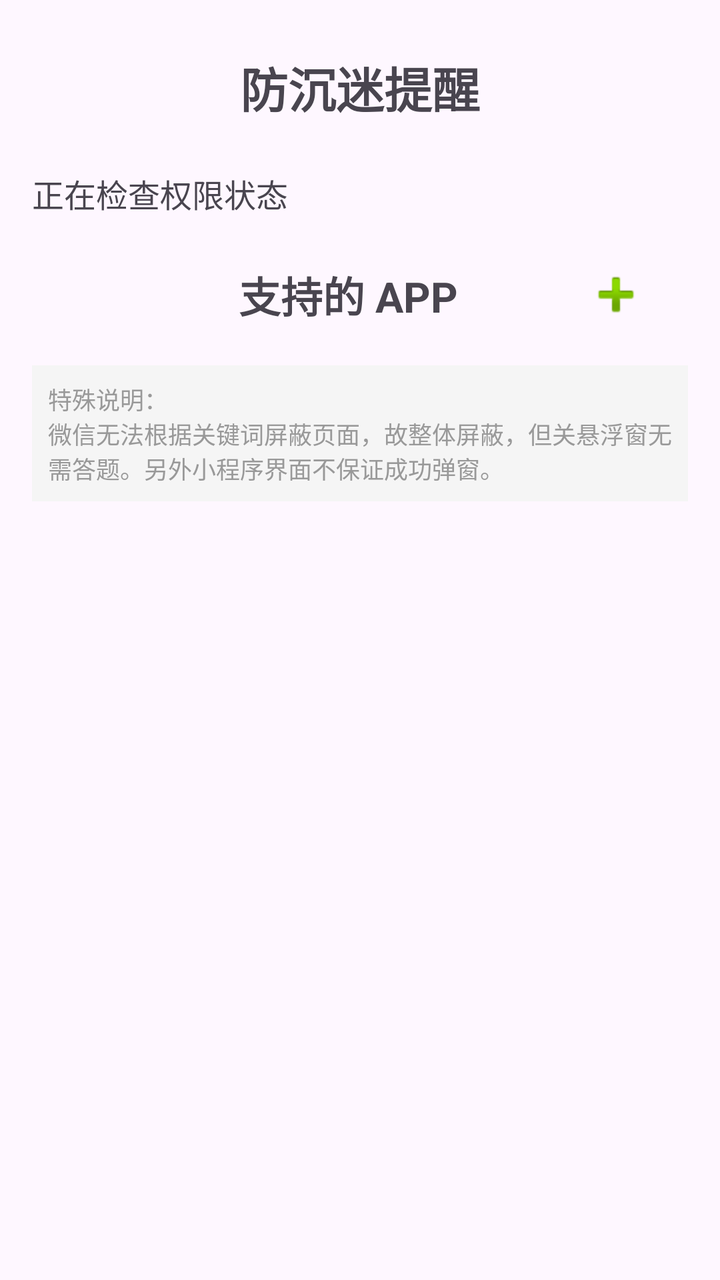
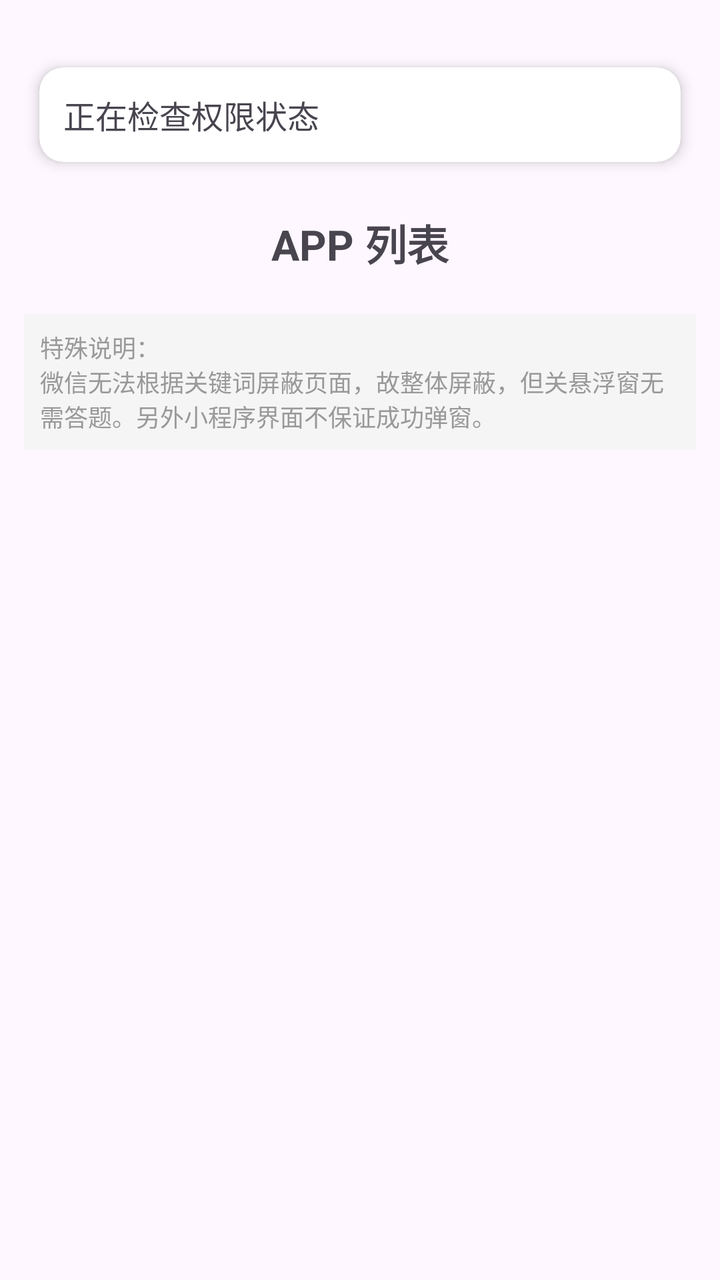

Before-and-after screenshots of an Android layout around one commit, followed by the original layout XML and the change that was made.
<!-- AndroidManifest.xml: application theme Theme.Basic -->
<!-- res/layout/fragment_home.xml -->
<?xml version="1.0" encoding="utf-8"?>
<ScrollView xmlns:android="http://schemas.android.com/apk/res/android"
    xmlns:app="http://schemas.android.com/apk/res-auto"
    android:layout_width="match_parent"
    android:layout_height="match_parent"
    android:fillViewport="true">

    <androidx.constraintlayout.widget.ConstraintLayout
        android:layout_width="match_parent"
        android:layout_height="wrap_content"
        android:paddingStart="16dp"
        android:paddingEnd="16dp"
        android:paddingTop="16dp"
        android:paddingBottom="16dp">

        <TextView
            android:id="@+id/tv_title"
            android:layout_width="wrap_content"
            android:layout_height="wrap_content"
            android:text="防沉迷提醒"
            android:layout_marginTop="10dp"
            android:layout_marginBottom="16dp"
            android:textSize="24sp"
            android:textStyle="bold"
            app:layout_constraintBottom_toTopOf="@+id/ll_permissions"
            app:layout_constraintEnd_toEndOf="parent"
            app:layout_constraintStart_toStartOf="parent"
            app:layout_constraintTop_toTopOf="parent"
            app:layout_constraintVertical_chainStyle="packed" />

        <LinearLayout
            android:id="@+id/ll_permissions"
            android:layout_width="0dp"
            android:layout_height="wrap_content"
            android:layout_marginTop="8dp"
            android:orientation="horizontal"
            android:baselineAligned="false"
            app:layout_constraintBottom_toTopOf="@+id/ll_apps_header"
            app:layout_constraintEnd_toEndOf="parent"
            app:layout_constraintStart_toStartOf="parent"
            app:layout_constraintTop_toBottomOf="@+id/tv_title">

            <TextView
                android:id="@+id/tv_description"
                android:layout_width="0dp"
                android:layout_height="wrap_content"
                android:layout_weight="3"
                android:text="正在检查权限状态"
                android:textAlignment="viewStart"
                android:textSize="16sp" />

            <TextView
                android:id="@+id/tv_optional_permissions"
                android:layout_width="0dp"
                android:layout_height="wrap_content"
                android:layout_weight="2"
                android:layout_marginStart="16dp"
                android:textAlignment="viewStart"
                android:textSize="16sp" />

        </LinearLayout>

        <LinearLayout
            android:id="@+id/ll_apps_header"
            android:layout_width="0dp"
            android:layout_height="wrap_content"
            android:layout_marginTop="15dp"
            android:orientation="horizontal"
            android:gravity="center_vertical"
            app:layout_constraintEnd_toEndOf="parent"
            app:layout_constraintStart_toStartOf="parent"
            app:layout_constraintTop_toBottomOf="@id/ll_permissions">

            <Space
                android:layout_width="48dp"
                android:layout_height="1dp" />

            <TextView
                android:id="@+id/tv_apps_subtitle"
                android:layout_width="0dp"
                android:layout_height="wrap_content"
                android:layout_weight="1"
                android:text="支持的 APP"
                android:textSize="21sp"
                android:textStyle="bold"
                android:gravity="center" />

            <ImageButton
                android:id="@+id/btn_add_app"
                android:layout_width="48dp"
                android:layout_height="48dp"
                android:layout_marginEnd="12dp"
                android:background="?attr/selectableItemBackgroundBorderless"
                android:src="@android:drawable/ic_input_add"
                android:contentDescription="添加 APP"
                android:scaleType="centerInside" />

        </LinearLayout>

        <androidx.recyclerview.widget.RecyclerView
            android:id="@+id/rv_app_cards"
            android:layout_width="0dp"
            android:layout_height="wrap_content"
            android:layout_marginTop="-5dp"
            android:layout_marginBottom="4dp"
            android:nestedScrollingEnabled="false"
            app:layout_constraintEnd_toEndOf="parent"
            app:layout_constraintStart_toStartOf="parent"
            app:layout_constraintTop_toBottomOf="@+id/ll_apps_header"
            app:layout_constraintBottom_toTopOf="@+id/tv_remark" />

        <TextView
            android:id="@+id/tv_remark"
            android:layout_width="0dp"
            android:layout_height="wrap_content"
            android:layout_marginTop="16dp"
            android:text="特殊说明：\n微信无法根据关键词屏蔽页面，故整体屏蔽，但关悬浮窗无需答题。另外小程序界面不保证成功弹窗。"
            android:textSize="12sp"
            android:textColor="#999999"
            android:gravity="left"
            android:padding="8dp"
            android:background="#F5F5F5"
            app:layout_constraintEnd_toEndOf="parent"
            app:layout_constraintStart_toStartOf="parent"
            app:layout_constraintTop_toBottomOf="@+id/rv_app_cards" />

    </androidx.constraintlayout.widget.ConstraintLayout>

</ScrollView>
<!-- resources referenced by this layout -->
<resources>
  <style name="Theme.Basic" parent="Base.Theme.Basic" />
  <style name="Base.Theme.Basic" parent="Theme.Material3.DayNight.NoActionBar">
          
          
      </style>
</resources>

<!-- the commit's change to res/layout/fragment_home.xml (unified diff, before → after) -->
@@ -8,57 +8,53 @@
     <androidx.constraintlayout.widget.ConstraintLayout
         android:layout_width="match_parent"
         android:layout_height="wrap_content"
-        android:paddingStart="16dp"
-        android:paddingEnd="16dp"
+        android:paddingStart="12dp"
+        android:paddingEnd="12dp"
         android:paddingTop="16dp"
-        android:paddingBottom="16dp">
+        android:paddingBottom="12dp">
 
-        <TextView
-            android:id="@+id/tv_title"
-            android:layout_width="wrap_content"
-            android:layout_height="wrap_content"
-            android:text="防沉迷提醒"
-            android:layout_marginTop="10dp"
-            android:layout_marginBottom="16dp"
-            android:textSize="24sp"
-            android:textStyle="bold"
-            app:layout_constraintBottom_toTopOf="@+id/ll_permissions"
-            app:layout_constraintEnd_toEndOf="parent"
-            app:layout_constraintStart_toStartOf="parent"
-            app:layout_constraintTop_toTopOf="parent"
-            app:layout_constraintVertical_chainStyle="packed" />
-
-        <LinearLayout
+        <androidx.cardview.widget.CardView
             android:id="@+id/ll_permissions"
             android:layout_width="0dp"
             android:layout_height="wrap_content"
             android:layout_marginTop="8dp"
-            android:orientation="horizontal"
-            android:baselineAligned="false"
+            app:cardBackgroundColor="#FFFFFF"
+            app:cardCornerRadius="12dp"
+            app:cardElevation="4dp"
+            app:cardUseCompatPadding="true"
             app:layout_constraintBottom_toTopOf="@+id/ll_apps_header"
             app:layout_constraintEnd_toEndOf="parent"
             app:layout_constraintStart_toStartOf="parent"
-            app:layout_constraintTop_toBottomOf="@+id/tv_title">
+            app:layout_constraintTop_toTopOf="parent">
 
-            <TextView
-                android:id="@+id/tv_description"
-                android:layout_width="0dp"
+            <LinearLayout
+                android:layout_width="match_parent"
                 android:layout_height="wrap_content"
-                android:layout_weight="3"
-                android:text="正在检查权限状态"
-                android:textAlignment="viewStart"
-                android:textSize="16sp" />
+                android:baselineAligned="false"
+                android:orientation="horizontal"
+                android:padding="12dp">
 
-            <TextView
-                android:id="@+id/tv_optional_permissions"
-                android:layout_width="0dp"
-                android:layout_height="wrap_content"
-                android:layout_weight="2"
-                android:layout_marginStart="16dp"
-                android:textAlignment="viewStart"
-                android:textSize="16sp" />
+                <TextView
+                    android:id="@+id/tv_description"
+                    android:layout_width="0dp"
+                    android:layout_height="wrap_content"
+                    android:layout_weight="3"
+                    android:text="正在检查权限状态"
+                    android:textAlignment="viewStart"
+                    android:textSize="16sp" />
 
-        </LinearLayout>
+                <TextView
+                    android:id="@+id/tv_optional_permissions"
+                    android:layout_width="0dp"
+                    android:layout_height="wrap_content"
+                    android:layout_marginStart="16dp"
+                    android:layout_weight="2"
+                    android:textAlignment="viewStart"
+                    android:textSize="16sp" />
+
+            </LinearLayout>
+
+        </androidx.cardview.widget.CardView>
 
         <LinearLayout
             android:id="@+id/ll_apps_header"
@@ -71,29 +67,14 @@
             app:layout_constraintStart_toStartOf="parent"
             app:layout_constraintTop_toBottomOf="@id/ll_permissions">
 
-            <Space
-                android:layout_width="48dp"
-                android:layout_height="1dp" />
-
             <TextView
                 android:id="@+id/tv_apps_subtitle"
-                android:layout_width="0dp"
+                android:layout_width="match_parent"
                 android:layout_height="wrap_content"
-                android:layout_weight="1"
-                android:text="支持的 APP"
+                android:text="APP 列表"
                 android:textSize="21sp"
                 android:textStyle="bold"
                 android:gravity="center" />
-
-            <ImageButton
-                android:id="@+id/btn_add_app"
-                android:layout_width="48dp"
-                android:layout_height="48dp"
-                android:layout_marginEnd="12dp"
-                android:background="?attr/selectableItemBackgroundBorderless"
-                android:src="@android:drawable/ic_input_add"
-                android:contentDescription="添加 APP"
-                android:scaleType="centerInside" />
 
         </LinearLayout>
 
@@ -101,7 +82,7 @@
             android:id="@+id/rv_app_cards"
             android:layout_width="0dp"
             android:layout_height="wrap_content"
-            android:layout_marginTop="-5dp"
+            android:layout_marginTop="4dp"
             android:layout_marginBottom="4dp"
             android:nestedScrollingEnabled="false"
             app:layout_constraintEnd_toEndOf="parent"
